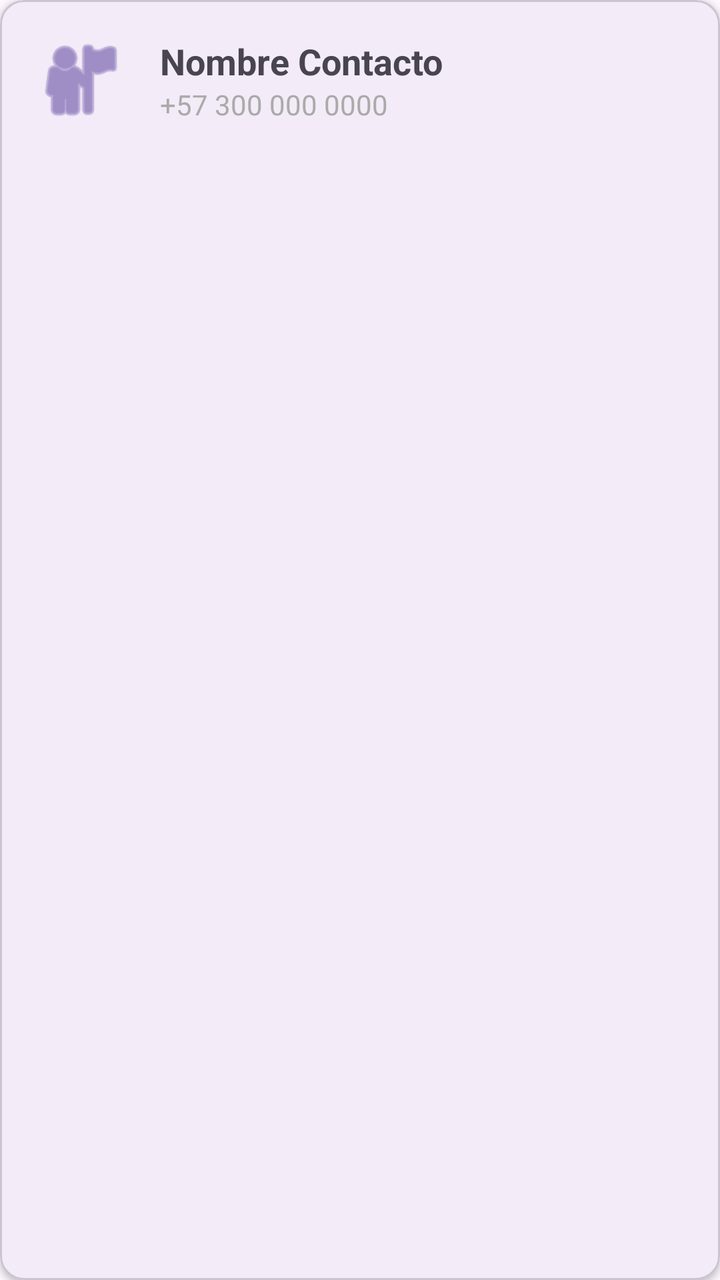
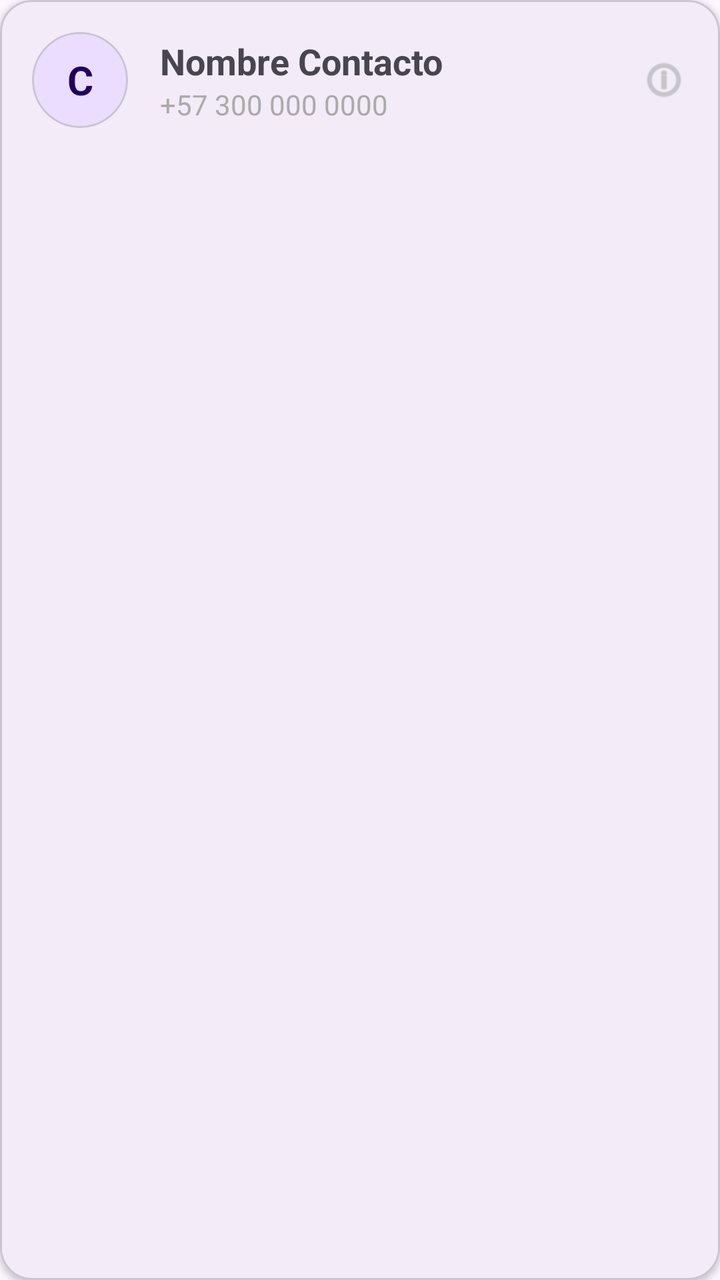

Two renders of the same Android screen: before a commit and after it. Below are the layout's source before the change and the commit's diff.
<!-- AndroidManifest.xml: application theme Theme.App_contactos -->
<!-- res/layout/item_contacto.xml -->
<?xml version="1.0" encoding="utf-8"?>
<com.google.android.material.card.MaterialCardView xmlns:android="http://schemas.android.com/apk/res/android"
    xmlns:app="http://schemas.android.com/apk/res-auto"
    android:layout_width="match_parent"
    android:layout_height="wrap_content"
    android:layout_marginHorizontal="12dp"
    android:layout_marginVertical="6dp"
    app:cardCornerRadius="12dp"
    app:cardElevation="2dp"
    >

    <LinearLayout
        android:layout_width="match_parent"
        android:layout_height="wrap_content"
        android:orientation="horizontal"
        android:padding="16dp"
        android:gravity="center_vertical"

        >

        <ImageView
            android:layout_width="48dp"
            android:layout_height="48dp"
            android:src="@android:drawable/ic_menu_myplaces"
            app:tint="?attr/colorPrimary"
            android:layout_marginEnd="16dp"
            android:contentDescription="Icono de contacto" />

        <LinearLayout
            android:layout_width="0dp"
            android:layout_height="wrap_content"
            android:layout_weight="1"
            android:orientation="vertical">

            <TextView
                android:id="@+id/tvNombreContacto"
                android:layout_width="wrap_content"
                android:layout_height="wrap_content"
                android:text="Nombre Contacto"
                android:textSize="18sp"
                android:textStyle="bold"
                />

            <TextView
                android:id="@+id/tvTelefonoContacto"
                android:layout_width="wrap_content"
                android:layout_height="wrap_content"
                android:text="+57 300 000 0000"
                android:textSize="14sp"
                android:textColor="@android:color/darker_gray" />

        </LinearLayout>

    </LinearLayout>

</com.google.android.material.card.MaterialCardView>
<!-- resources referenced by this layout -->
<resources>
  <style name="Theme.App_contactos" parent="Base.Theme.App_contactos" />
  <style name="Base.Theme.App_contactos" parent="Theme.Material3.DayNight.NoActionBar">
          
          
      </style>
</resources>

<!-- the commit's change to res/layout/item_contacto.xml (unified diff, before → after) -->
@@ -5,26 +5,36 @@
     android:layout_height="wrap_content"
     android:layout_marginHorizontal="12dp"
     android:layout_marginVertical="6dp"
-    app:cardCornerRadius="12dp"
-    app:cardElevation="2dp"
-    >
+    app:cardCornerRadius="16dp"
+    app:cardElevation="2dp">
 
     <LinearLayout
         android:layout_width="match_parent"
         android:layout_height="wrap_content"
         android:orientation="horizontal"
         android:padding="16dp"
-        android:gravity="center_vertical"
+        android:gravity="center_vertical">
 
-        >
-
-        <ImageView
+        
+        <com.google.android.material.card.MaterialCardView
             android:layout_width="48dp"
             android:layout_height="48dp"
-            android:src="@android:drawable/ic_menu_myplaces"
-            app:tint="?attr/colorPrimary"
             android:layout_marginEnd="16dp"
-            android:contentDescription="Icono de contacto" />
+            app:cardCornerRadius="24dp"
+            app:cardElevation="0dp"
+            app:cardBackgroundColor="?attr/colorPrimaryContainer">
+
+            <TextView
+                android:id="@+id/tvInicialContacto"
+                android:layout_width="match_parent"
+                android:layout_height="match_parent"
+                android:gravity="center"
+                android:text="C"
+                android:textSize="20sp"
+                android:textStyle="bold"
+                android:textColor="?attr/colorOnPrimaryContainer" />
+
+        </com.google.android.material.card.MaterialCardView>
 
         <LinearLayout
             android:layout_width="0dp"
@@ -38,8 +48,7 @@
                 android:layout_height="wrap_content"
                 android:text="Nombre Contacto"
                 android:textSize="18sp"
-                android:textStyle="bold"
-                />
+                android:textStyle="bold" />
 
             <TextView
                 android:id="@+id/tvTelefonoContacto"
@@ -51,6 +60,13 @@
 
         </LinearLayout>
 
+        <ImageView
+            android:layout_width="24dp"
+            android:layout_height="24dp"
+            android:src="@android:drawable/ic_menu_info_details"
+            app:tint="@android:color/darker_gray"
+            android:contentDescription="Ver detalle" />
+
     </LinearLayout>
 
 </com.google.android.material.card.MaterialCardView>
